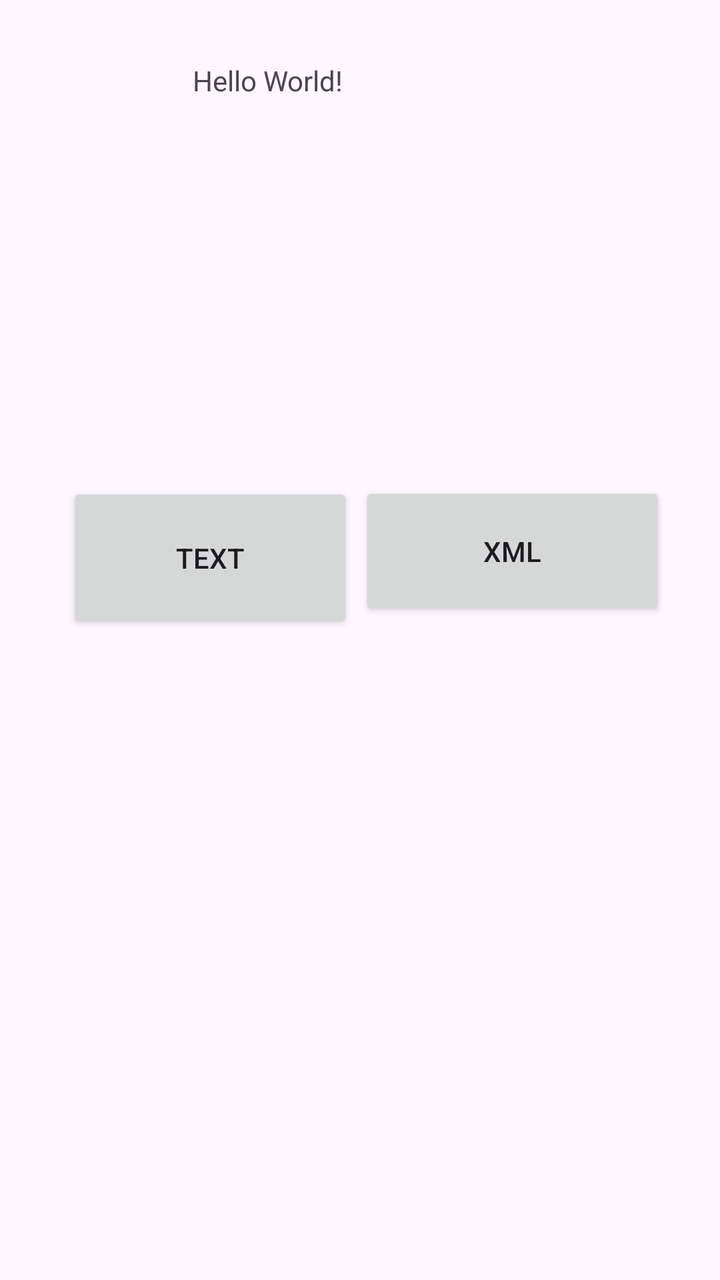
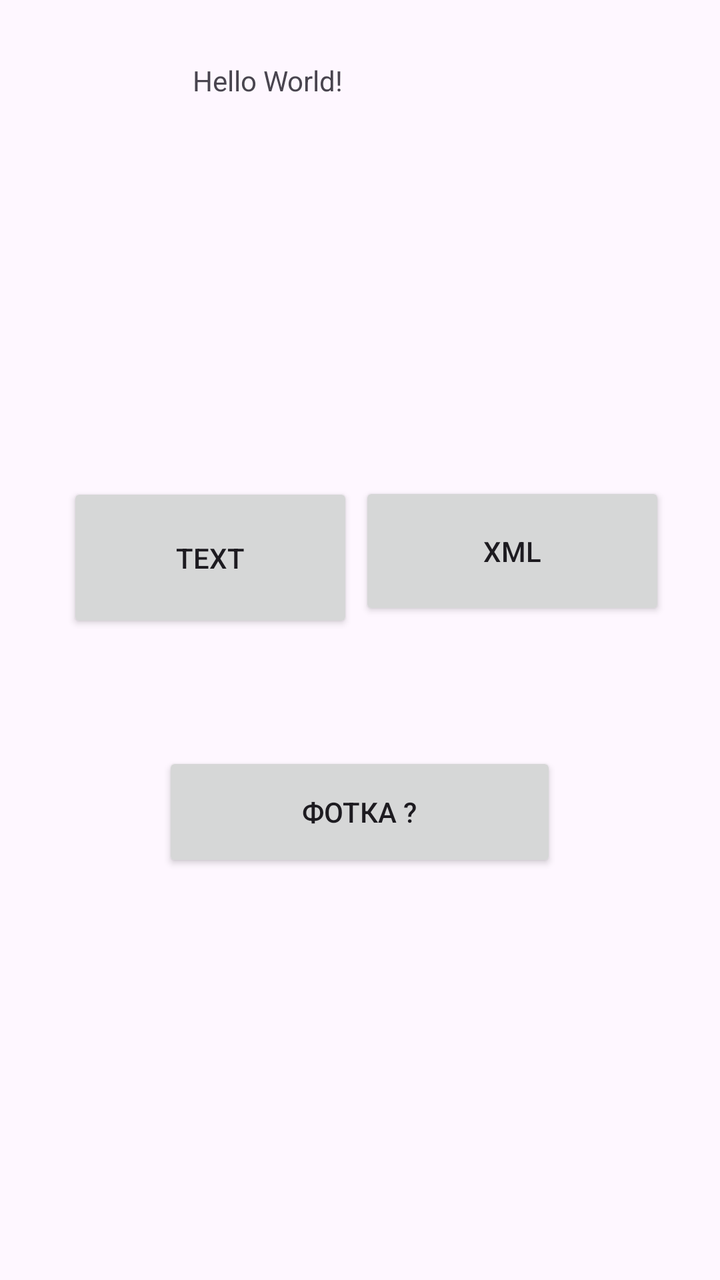

Two renders of the same Android screen: before a commit and after it. Below are the layout's source before the change and the commit's diff.
<!-- AndroidManifest.xml: application theme Theme.TermPrinter -->
<!-- res/layout/activity_main.xml -->
<?xml version="1.0" encoding="utf-8"?>
<androidx.constraintlayout.widget.ConstraintLayout xmlns:android="http://schemas.android.com/apk/res/android"
    xmlns:app="http://schemas.android.com/apk/res-auto"
    xmlns:tools="http://schemas.android.com/tools"
    android:id="@+id/main"
    android:layout_width="match_parent"
    android:layout_height="match_parent"
    tools:context=".MainActivity">

    <TextView
        android:layout_width="143dp"
        android:layout_height="51dp"
        android:text="Hello World!"
        app:layout_constraintBottom_toBottomOf="parent"
        app:layout_constraintEnd_toEndOf="parent"
        app:layout_constraintHorizontal_bias="0.444"
        app:layout_constraintStart_toStartOf="parent"
        app:layout_constraintTop_toTopOf="parent"
        app:layout_constraintVertical_bias="0.052" />

    <Button
        android:id="@+id/textPrint"
        android:layout_width="143dp"
        android:layout_height="75dp"
        android:onClick="textPrintButton"
        android:text="Text"
        app:layout_constraintBottom_toBottomOf="parent"
        app:layout_constraintEnd_toEndOf="parent"
        app:layout_constraintHorizontal_bias="0.155"
        app:layout_constraintStart_toStartOf="parent"
        app:layout_constraintTop_toTopOf="parent"
        app:layout_constraintVertical_bias="0.427" />

    <Button
        android:id="@+id/xmlPrint"
        android:layout_width="153dp"
        android:layout_height="69dp"
        android:onClick="xmlPrintButton"
        android:text="Xml"
        app:layout_constraintBottom_toBottomOf="parent"
        app:layout_constraintEnd_toEndOf="parent"
        app:layout_constraintHorizontal_bias="0.868"
        app:layout_constraintStart_toStartOf="parent"
        app:layout_constraintTop_toTopOf="parent"
        app:layout_constraintVertical_bias="0.422" />

</androidx.constraintlayout.widget.ConstraintLayout>
<!-- resources referenced by this layout -->
<resources>
  <style name="Theme.TermPrinter" parent="Base.Theme.TermPrinter" />
  <style name="Base.Theme.TermPrinter" parent="Theme.Material3.DayNight.NoActionBar">
          
          
      </style>
</resources>

<!-- the commit's change to res/layout/activity_main.xml (unified diff, before → after) -->
@@ -8,6 +8,7 @@
     tools:context=".MainActivity">
 
     <TextView
+        android:id="@+id/textView2"
         android:layout_width="143dp"
         android:layout_height="51dp"
         android:text="Hello World!"
@@ -44,4 +45,17 @@
         app:layout_constraintTop_toTopOf="parent"
         app:layout_constraintVertical_bias="0.422" />
 
+    <Button
+        android:id="@+id/PrintPhoto"
+        android:layout_width="197dp"
+        android:layout_height="60dp"
+        android:onClick="photoPrintButton"
+        android:text="Фотка ?"
+        app:layout_constraintBottom_toBottomOf="parent"
+        app:layout_constraintEnd_toEndOf="parent"
+        app:layout_constraintHorizontal_bias="0.498"
+        app:layout_constraintStart_toStartOf="parent"
+        app:layout_constraintTop_toTopOf="parent"
+        app:layout_constraintVertical_bias="0.648" />
+
 </androidx.constraintlayout.widget.ConstraintLayout>
